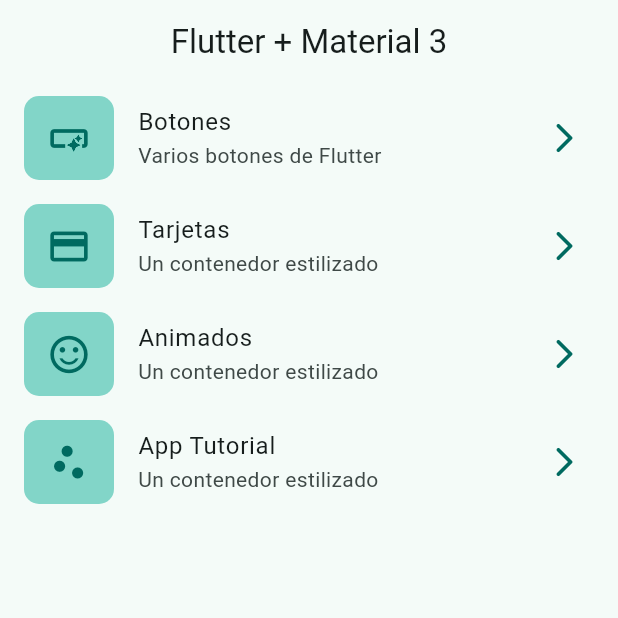
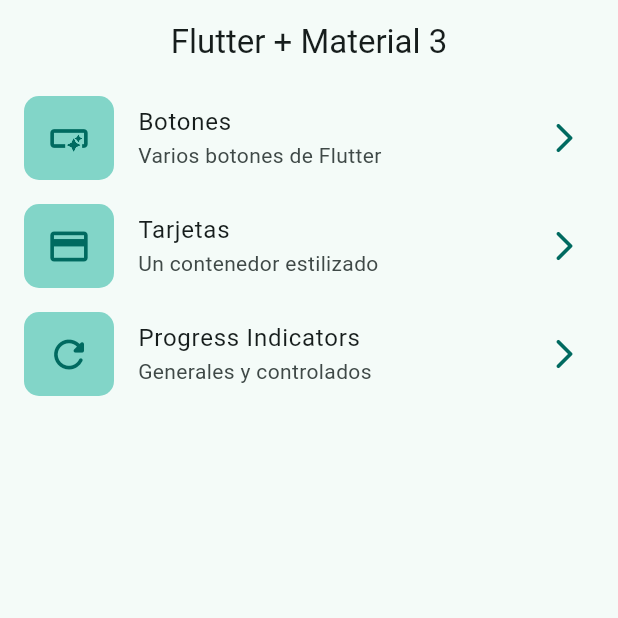
Before and after one commit to quiquereds/cursoFlutter, a Flutter app: the screen it shows after launch, on a phone screen of 412 x 824 dp, the top half of it. Run offline on Flutter 3.47's test engine with Material 3 defaults, Android fonts, the phone set to English and light mode, and no system bars; our stand-ins replace animate_do, dio, go_router, video_player.

Commit message:
feat: :sparkles: progress indicator terminado de clase 137/465

```diff
--- a/widgets_app/lib/config/menu/menu_items.dart
+++ b/widgets_app/lib/config/menu/menu_items.dart
@@ -33,15 +33,9 @@ const List<MenuItem> appMenuItem = [
     icon: Icons.credit_card,
   ),
   MenuItem(
-    title: 'Animados',
-    subtitle: 'Un contenedor estilizado',
-    link: '/animated',
-    icon: Icons.sentiment_satisfied_outlined,
-  ),
-  MenuItem(
-    title: 'App Tutorial',
-    subtitle: 'Un contenedor estilizado',
-    link: '/app_tutorial',
-    icon: Icons.scatter_plot_sharp,
+    title: 'Progress Indicators',
+    subtitle: 'Generales y controlados',
+    link: '/progress',
+    icon: Icons.refresh_rounded,
   ),
 ];
```
Also changed, not shown: widgets_app/lib/presentation/screens/progress/progress_screen.dart (+75 -1 lines).
